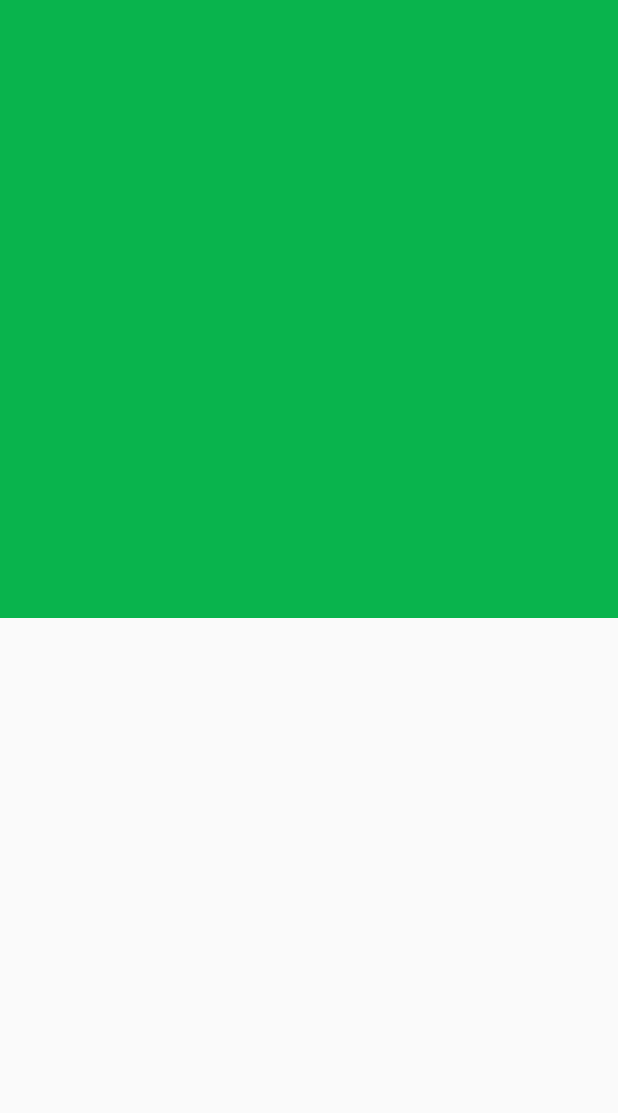
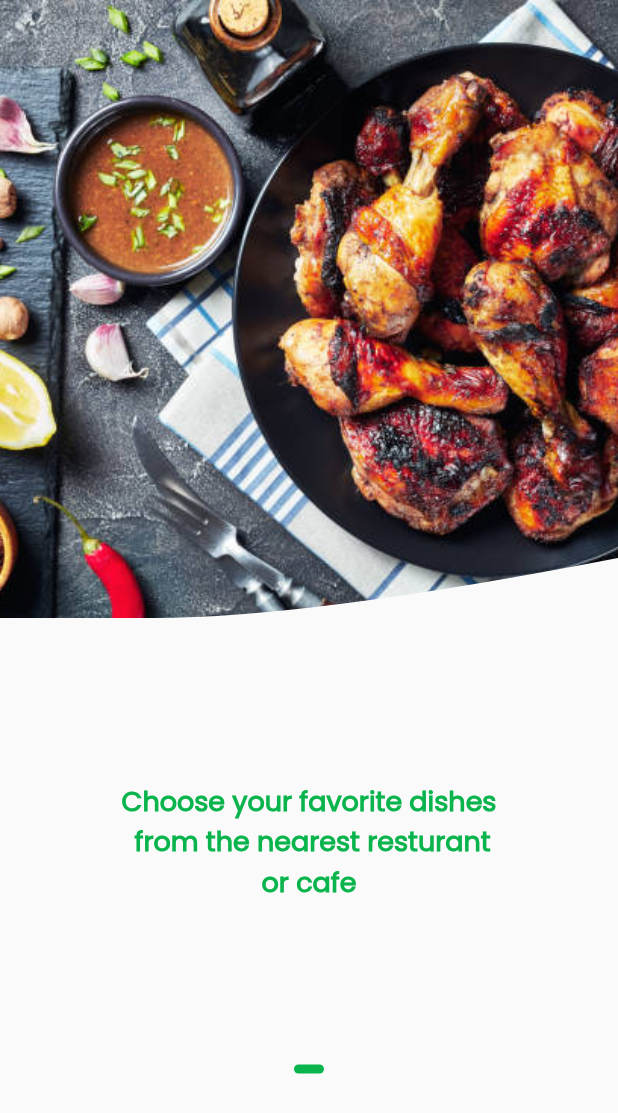
Before and after one commit to Ibrahim-K98han/food_delevery, a Flutter app: the screen it shows after launch, on a phone screen of 412 x 824 dp. Shown: the top 1113 px of the screen. Run offline on Flutter 3.47's test engine with Material 2 defaults, Android fonts, the phone set to English and light mode, and no system bars.

Commit message:
splash update

```diff
--- a/lib/pages/splash/splash_screen.dart
+++ b/lib/pages/splash/splash_screen.dart
@@ -16,15 +16,90 @@ class _SplashScreenState extends State<SplashScreen> {
       body: Column(
         children: [
           Expanded(
-            child: Container(
-              color: kPrimaryColor,
+              child: PageView(
+            scrollDirection: Axis.horizontal,
+            children: [
+              SplashImags(
+                image: 'images/food.jpg',
+              ),
+              SplashImags(
+                image: 'images/food.jpg',
+              ),
+              SplashImags(
+                image: 'images/food.jpg',
+              ),
+            ],
+          )),
+          Expanded(
+            child: Column(
+              children: [
+                Spacer(),
+                Text(
+                    'Choose your favorite dishes\n from the nearest resturant\nor cafe',
+                    textAlign: TextAlign.center,
+                  style: TextStyle(
+                  fontSize: 18,
+                  fontWeight: FontWeight.w600,
+                  color: kPrimaryColor),
+                ),
+                Spacer(),
+                Container(
+                  height: 6,
+                  width: 20,
+                  decoration: BoxDecoration(
+                    color: kPrimaryColor,
+                    borderRadius: BorderRadius.circular(20),
+                  ),
+                ),
+                Spacer(),
+              ],
             ),
-          ),
-          Expanded(
-            child: Container(),
           )
         ],
       ),
     );
   }
 }
+
+class SplashImags extends StatelessWidget {
+  const SplashImags({
+    Key? key,
+    required this.image,
+  }) : super(key: key);
+
+  final String image;
+
+  @override
+  Widget build(BuildContext context) {
+    return ClipPath(
+      clipper: ClipperClass(),
+      child: SizedBox(
+        width: double.infinity,
+        child: Image.asset(
+          image,
+          fit: BoxFit.cover,
+          height: MediaQuery.of(context).size.height,
+          width: MediaQuery.of(context).size.width,
+        ),
+      ),
+    );
+  }
+}
+
+class ClipperClass extends CustomClipper<Path> {
+  @override
+  Path getClip(Size size) {
+    var path = Path();
+    path.lineTo(0.0, size.width);
+    path.quadraticBezierTo(
+        size.width / 9, size.height, size.width / 4, size.height);
+    path.quadraticBezierTo(size.width - (size.width / 2), size.height,
+        size.width, size.height - 40);
+    path.lineTo(size.width, 0.0);
+    path.close();
+    return path;
+  }
+
+  @override
+  bool shouldReclip(covariant CustomClipper<Path> oldClipper) => false;
+}
--- a/pubspec.yaml
+++ b/pubspec.yaml
@@ -36,6 +36,9 @@ dependencies:
   # The following adds the Cupertino Icons font to your application.
   # Use with the CupertinoIcons class for iOS style icons.
   cupertino_icons: ^1.0.2
+  #clip_shadow: ^0.2.1
+
+
 
 dev_dependencies:
   flutter_test:
```
Also changed, not shown: images/food.jpg (added), images/fruits.png (added).
